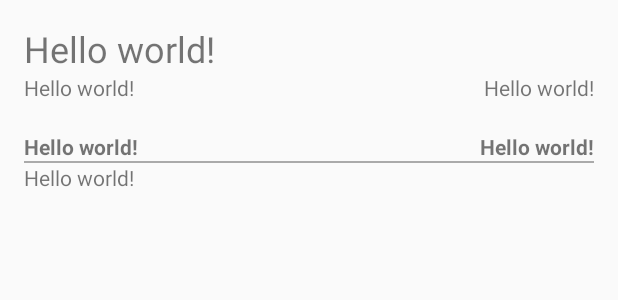
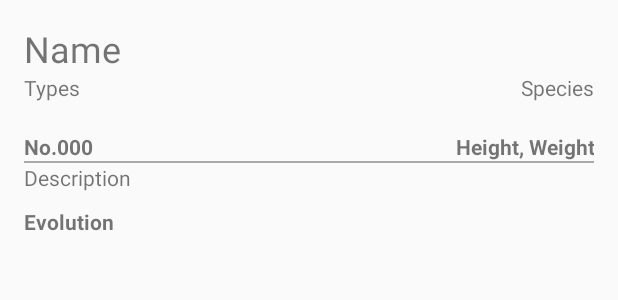
Before and after one commit to JotraN/dexter, an Android app: the layout fragment_details.xml on its own in the app's theme, with its tools: preview values and no code run, on a phone screen of 412 x 824 dp. Shown: the top 300 px of the screen. Run offline under Robolectric (Android 15) with nearby library versions, the phone set to English and light mode, and no system bars.

Commit message:
Added strings to use for default textview texts. Restructured xml with android-studio recommendations.

```diff
--- a/app/src/main/res/layout/fragment_details.xml
+++ b/app/src/main/res/layout/fragment_details.xml
@@ -14,7 +14,7 @@
         android:layout_height="wrap_content"
         android:layout_margin="0dp"
         android:padding="0dp"
-        android:text="@string/hello_world"
+        android:text="@string/pokemon_name"
         android:textSize="@dimen/abc_text_size_headline_material" />
 
     <TextView
@@ -22,32 +22,33 @@
         android:layout_width="wrap_content"
         android:layout_height="wrap_content"
         android:layout_below="@+id/text_view_name"
-        android:text="@string/hello_world" />
+        android:text="@string/pokemon_types" />
 
     <TextView
         android:id="@+id/text_view_species"
         android:layout_width="match_parent"
         android:layout_height="wrap_content"
         android:layout_below="@+id/text_view_name"
-        android:layout_toRightOf="@+id/text_view_types"
-        android:gravity="right"
-        android:text="@string/hello_world" />
+        android:layout_toEndOf="@+id/text_view_types"
+        android:gravity="end"
+        android:text="@string/pokemon_species" />
 
     <ImageView
         android:id="@+id/image_view_pokemon"
         android:layout_width="wrap_content"
         android:layout_height="wrap_content"
         android:layout_below="@+id/text_view_types"
+        android:layout_centerHorizontal="true"
+        android:layout_margin="10dp"
         android:clickable="true"
-        android:layout_centerHorizontal="true"
-        android:layout_margin="10dp" />
+        android:contentDescription="@string/pokemon_image" />
 
     <TextView
         android:id="@+id/text_view_id"
         android:layout_width="wrap_content"
         android:layout_height="wrap_content"
         android:layout_below="@+id/image_view_pokemon"
-        android:text="@string/hello_world"
+        android:text="@string/pokemon_id"
         android:textStyle="bold" />
 
     <TextView
@@ -55,9 +56,9 @@
         android:layout_width="match_parent"
         android:layout_height="wrap_content"
         android:layout_below="@+id/image_view_pokemon"
-        android:layout_toRightOf="@+id/text_view_id"
-        android:gravity="right"
-        android:text="@string/hello_world"
+        android:layout_toEndOf="@+id/text_view_id"
+        android:gravity="end"
+        android:text="@string/pokemon_height_weight"
         android:textStyle="bold" />
 
     <View
@@ -74,13 +75,21 @@
         android:layout_height="wrap_content"
         android:layout_below="@+id/separator"
         android:layout_marginBottom="10dp"
-        android:text="@string/hello_world" />
+        android:text="@string/pokemon_desc" />
+
+    <TextView
+        android:id="@+id/text_view_evolutions"
+        android:layout_width="match_parent"
+        android:layout_height="wrap_content"
+        android:layout_below="@+id/text_view_desc"
+        android:text="@string/pokemon_evolutions"
+        android:textStyle="bold" />
 
     <View
         android:id="@+id/separator2"
         android:layout_width="fill_parent"
         android:layout_height="1dp"
-        android:layout_below="@+id/text_view_desc"
+        android:layout_below="@+id/text_view_evolutions"
         android:background="@android:color/darker_gray"
         android:visibility="gone" />
 
@@ -88,8 +97,8 @@
         android:layout_width="fill_parent"
         android:layout_height="wrap_content"
         android:layout_below="@+id/separator2"
-        android:fillViewport="true"
-        android:layout_centerHorizontal="true">
+        android:layout_centerHorizontal="true"
+        android:fillViewport="true">
 
         <LinearLayout
             android:id="@+id/layout_evolutions"
--- a/app/src/main/res/layout/fragment_main.xml
+++ b/app/src/main/res/layout/fragment_main.xml
@@ -1,17 +1,16 @@
 <RelativeLayout xmlns:android="http://schemas.android.com/apk/res/android"
-    xmlns:tools="http://schemas.android.com/tools" android:layout_width="match_parent"
-    android:layout_height="match_parent" android:paddingLeft="@dimen/activity_horizontal_margin"
+    xmlns:tools="http://schemas.android.com/tools"
+    android:layout_width="match_parent"
+    android:layout_height="match_parent"
+    android:paddingBottom="@dimen/activity_vertical_margin"
+    android:paddingLeft="@dimen/activity_horizontal_margin"
     android:paddingRight="@dimen/activity_horizontal_margin"
     android:paddingTop="@dimen/activity_vertical_margin"
-    android:paddingBottom="@dimen/activity_vertical_margin"
     tools:context=".MainActivity$PlaceholderFragment">
 
-
     <ListView
+        android:id="@+id/listview_pokemon"
         android:layout_width="wrap_content"
         android:layout_height="wrap_content"
-        android:id="@+id/listview_pokemon"
-        android:layout_alignParentTop="true"
-        android:layout_alignParentRight="true"
-        android:layout_alignParentEnd="true" />
+        android:layout_alignParentTop="true" />
 </RelativeLayout>
--- a/app/src/main/res/values/strings.xml
+++ b/app/src/main/res/values/strings.xml
@@ -2,9 +2,15 @@
 <resources>
 
     <string name="app_name">Dexter</string>
-    <string name="hello_world">Hello world!</string>
     <string name="action_settings">Settings</string>
-    <string name="hello_blank_fragment">Hello blank fragment</string>
-    <string name="title_activity_details">DetailsActivity</string>
+    <string name="title_activity_details">Details</string>
+    <string name="pokemon_name">Name</string>
+    <string name="pokemon_id">No.000</string>
+    <string name="pokemon_types">Types</string>
+    <string name="pokemon_species">Species</string>
+    <string name="pokemon_desc">Description</string>
+    <string name="pokemon_height_weight">Height, Weight</string>
+    <string name="pokemon_image">Pokemon Image</string>
+    <string name="pokemon_evolutions">Evolution</string>
 
 </resources>
```
